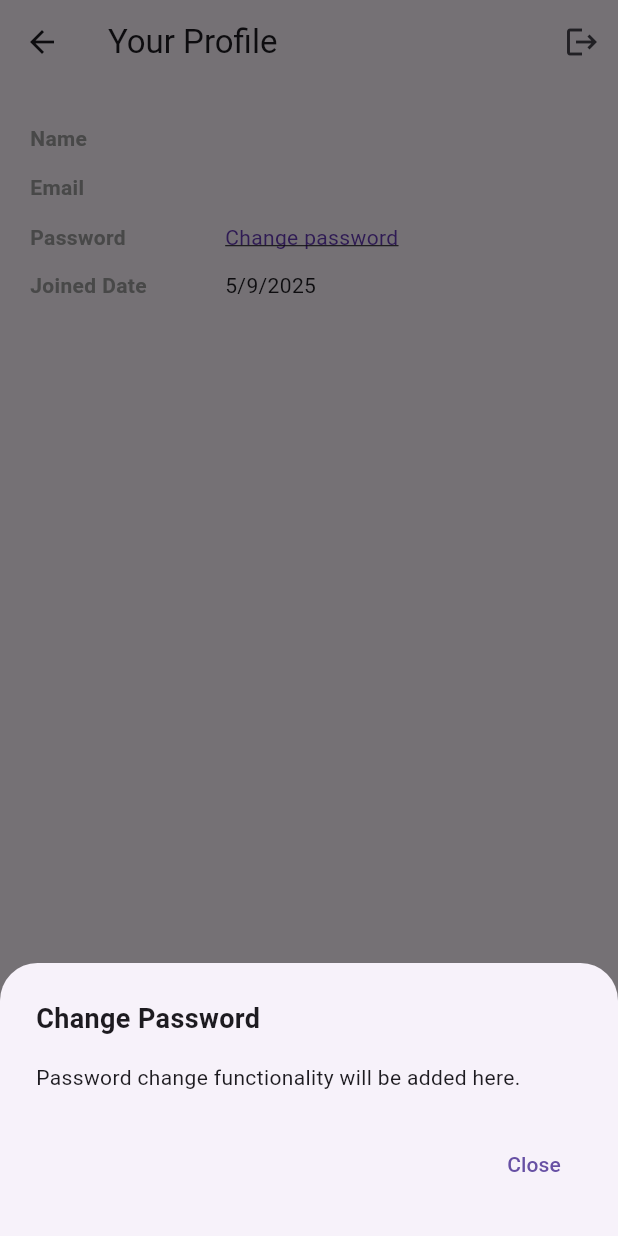
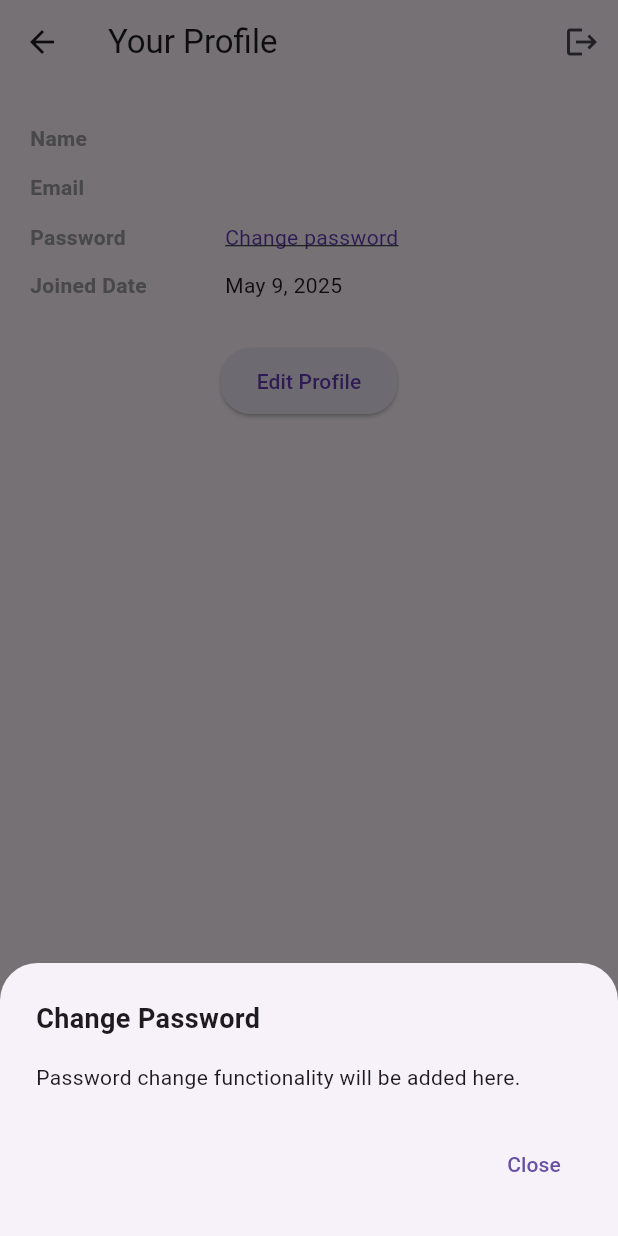
Before and after one commit to scscot/teambuild_app, a Flutter app: the ProfileScreen screen opened directly, after a tap on "Change password", on a phone screen of 412 x 824 dp. Run offline on Flutter 3.47's test engine with Material 3 defaults, Android fonts, the light colour scheme and no system bars; our stand-ins replace cloud_firestore, flutter_dotenv; accounts and stored records are empty; network calls fail.

Commit message:
Profile Screen

```diff
--- a/lib/screens/profile_screen.dart
+++ b/lib/screens/profile_screen.dart
@@ -1,6 +1,7 @@
 import 'package:flutter/material.dart';
 import 'package:tbp/models/user_model.dart';
 import 'package:tbp/services/session_manager.dart';
+import 'package:tbp/services/firestore_service.dart';
 import 'package:tbp/screens/edit_profile_screen.dart';
 import 'package:tbp/screens/change_password_screen.dart';
 import 'package:cloud_firestore/cloud_firestore.dart';
@@ -21,21 +22,23 @@ class _ProfileScreenState extends State<ProfileScreen> {
     _loadSponsorName();
   }
 
+  // PATCH START: use referralCode-based lookup instead of UID
   Future<void> _loadSponsorName() async {
     final referredBy = SessionManager.instance.currentUser?.referredBy;
     if (referredBy != null && referredBy.isNotEmpty) {
       try {
-        final doc = await FirebaseFirestore.instance.collection('users').doc(referredBy).get();
-        if (doc.exists && mounted) {
+        final sponsorData = await FirestoreService().getUserProfileByReferralCode(referredBy);
+        if (sponsorData != null && mounted) {
           setState(() {
-            sponsorName = doc.data()?['fullName'] ?? "";
+            sponsorName = sponsorData['fullName'] ?? '';
           });
         }
       } catch (e) {
-        debugPrint('Error fetching sponsor name: $e');
+        debugPrint('Error fetching sponsor name: \$e');
       }
     }
   }
+  // PATCH END
 
   @override
   Widget build(BuildContext context) {
@@ -59,15 +62,6 @@ class _ProfileScreenState extends State<ProfileScreen> {
           ),
         ],
       ),
-      floatingActionButton: FloatingActionButton(
-        backgroundColor: Colors.deepPurple.shade100,
-        child: const Icon(Icons.edit, color: Colors.deepPurple),
-        onPressed: () {
-          Navigator.of(context).push(MaterialPageRoute(
-            builder: (_) => const EditProfileScreen(),
-          ));
-        },
-      ),
       body: Padding(
         padding: const EdgeInsets.all(20.0),
         child: Column(
@@ -82,6 +76,27 @@ class _ProfileScreenState extends State<ProfileScreen> {
             _infoRow('Joined Date', _formatDate(user.createdAt)),
             if (sponsorName != null && sponsorName!.isNotEmpty)
               _infoRow('Your Sponsor', sponsorName!),
+            const SizedBox(height: 24),
+            // PATCH START: Add centered Edit Profile button
+            Center(
+              child: ElevatedButton(
+                onPressed: () {
+                  Navigator.of(context).push(
+                    MaterialPageRoute(builder: (_) => const EditProfileScreen()),
+                  );
+                },
+                style: ElevatedButton.styleFrom(
+                  backgroundColor: Colors.deepPurple.shade50,
+                  foregroundColor: Colors.deepPurple,
+                  padding: const EdgeInsets.symmetric(horizontal: 24, vertical: 12),
+                  shape: RoundedRectangleBorder(
+                    borderRadius: BorderRadius.circular(20),
+                  ),
+                ),
+                child: const Text('Edit Profile'),
+              ),
+            ),
+            // PATCH END
           ],
         ),
       ),
@@ -125,8 +140,15 @@ class _ProfileScreenState extends State<ProfileScreen> {
     );
   }
 
+  // PATCH START: Format joined date as 'Month Day, Year'
   String _formatDate(DateTime? date) {
     if (date == null) return 'Unknown';
-    return '${date.month}/${date.day}/${date.year}';
+    final months = [
+      'January', 'February', 'March', 'April', 'May', 'June',
+      'July', 'August', 'September', 'October', 'November', 'December'
+    ];
+    final monthName = months[date.month - 1];
+    return '$monthName ${date.day}, ${date.year}';
   }
+  // PATCH END
 }
```
Also changed, not shown: lib/services/firestore_service.dart (+16 -1 lines), 4 other files.
